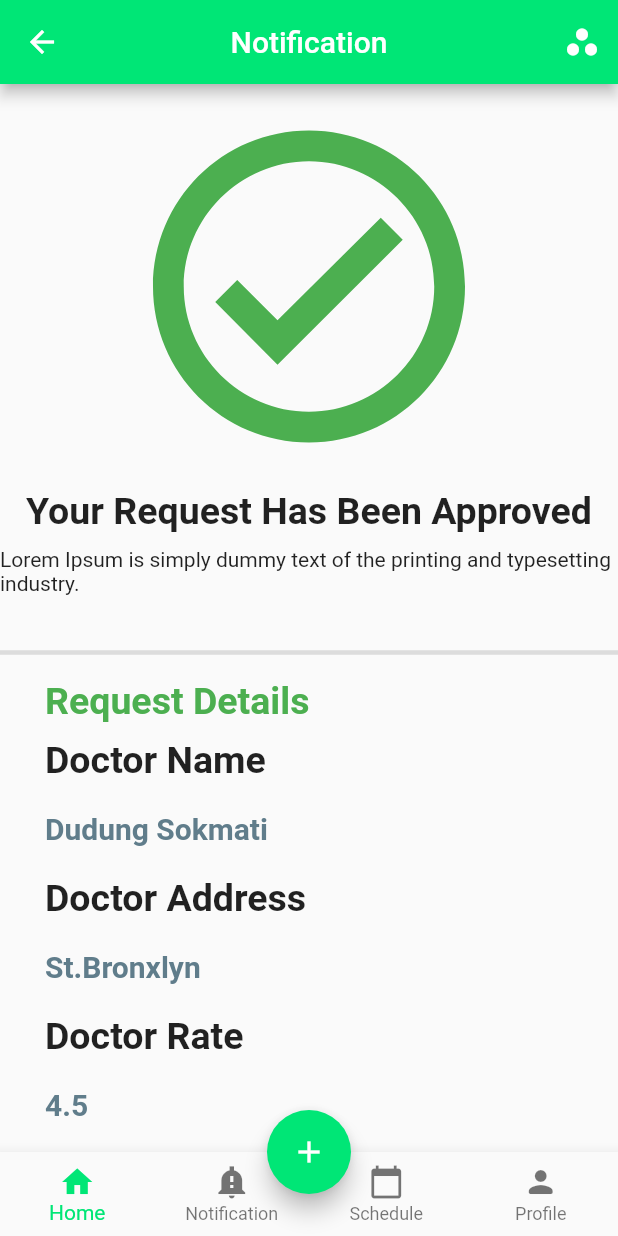
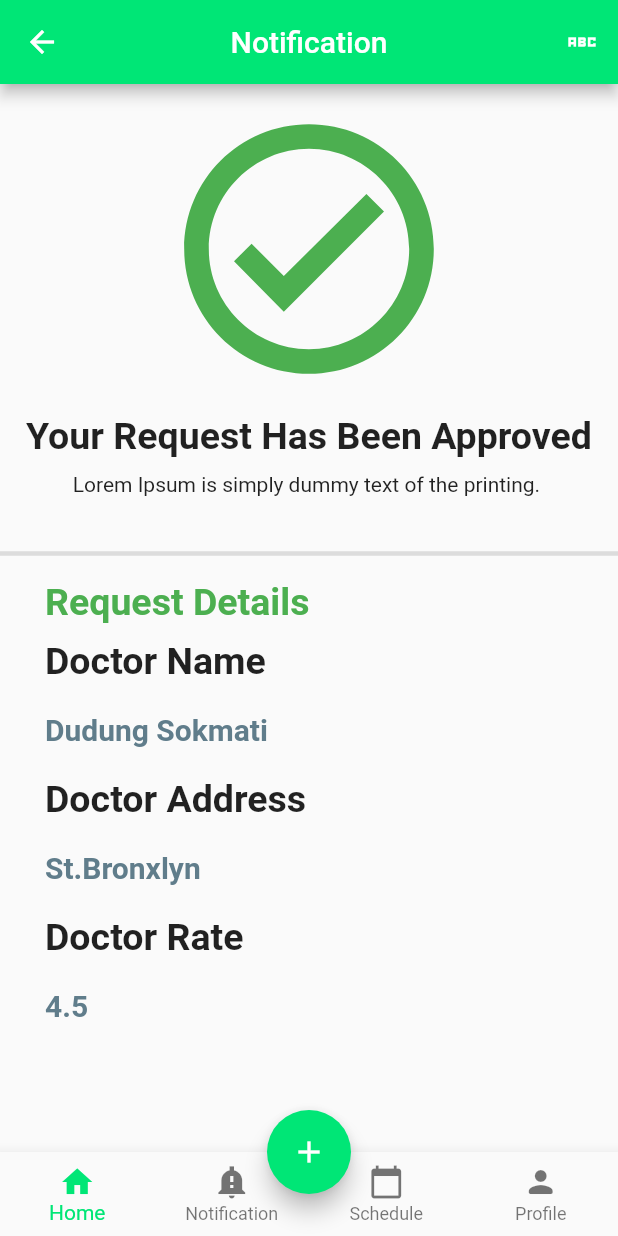
Before and after one commit to engyahmed7/Doctor-Mobile-Application, a Flutter app: the Notify screen opened directly with sample values from the repository, on a phone screen of 412 x 824 dp. Run offline on Flutter 3.47's test engine with Material 2 defaults, Android fonts, the phone set to English and light mode, and no system bars.

Commit message:
Flutter App

```diff
--- a/lib/Notification.dart
+++ b/lib/Notification.dart
@@ -24,7 +24,7 @@ class Notify extends StatelessWidget {
         centerTitle: true,
         actions: [
           IconButton(
-            icon: Icon(Icons.workspaces_filled),
+            icon: Icon(Icons.abc_sharp),
             onPressed: () {},
             color: Colors.white,
           )
@@ -41,7 +41,7 @@ class Notify extends StatelessWidget {
                 alignment: Alignment.center,
                 child: Icon(
                   Icons.check_circle_outline_outlined,
-                  size: 250,
+                  size: 200,
                   color: Colors.green,
                 ),
               ),
@@ -57,7 +57,7 @@ class Notify extends StatelessWidget {
                 padding: EdgeInsets.only(bottom: 30),
                 alignment: Alignment.center,
                 child: Text(
-                  "Lorem Ipsum is simply dummy text of the printing and typesetting industry. ",
+                  "Lorem Ipsum is simply dummy text of the printing. ",
                   // textAlign: TextAlign.center,
                 ),
               ),
```
Also changed, not shown: lib/Welcome.dart (+11 -3 lines), lib/login.dart (+7 -2 lines), lib/main.dart (+12 -5 lines).
